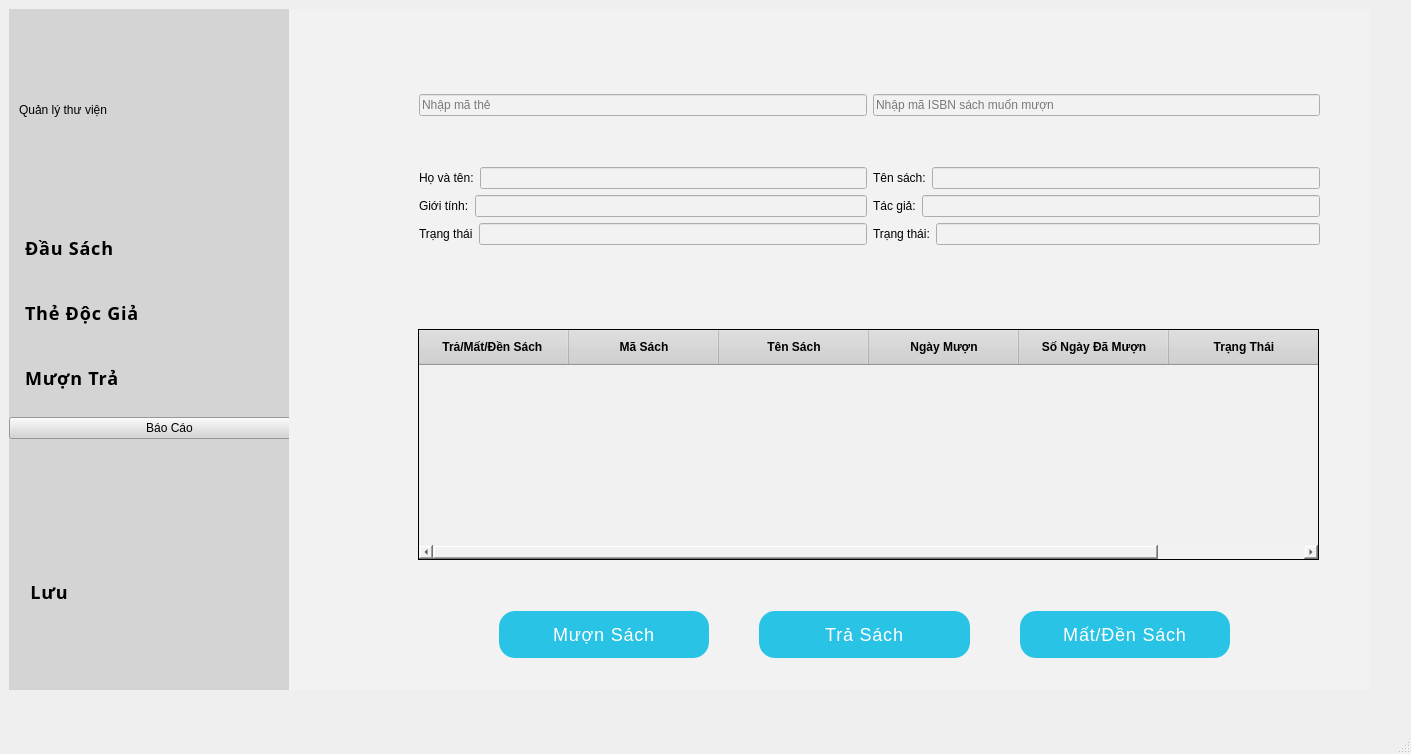
First picture: the form in librarymanage/librarymanagementsystem.ui, repository DTTaze/Qt-Library-Management, before the edit.
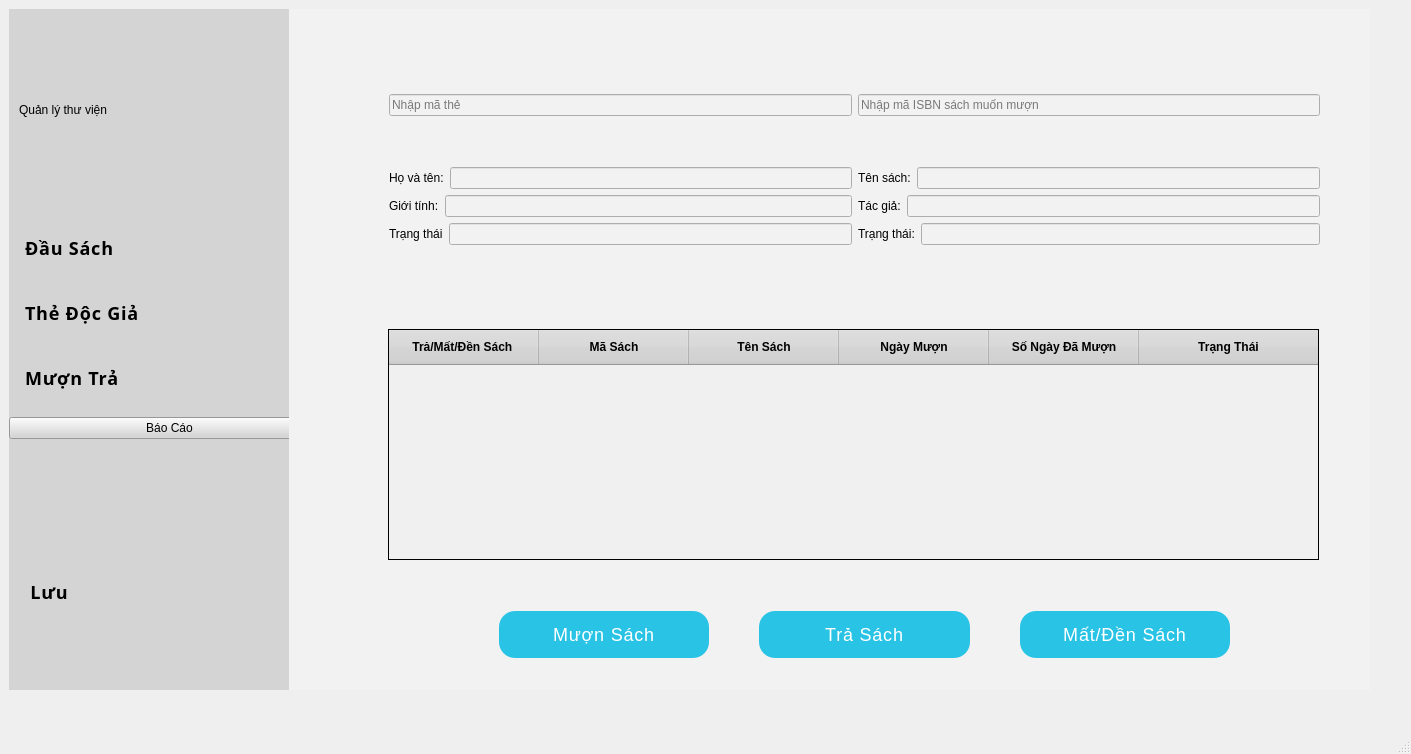
Second picture: the form after the edit. The open tabs and pages were chosen to show the change. Icons and pictures are not drawn.

What changed in the file:
```diff
--- a/librarymanage/librarymanagementsystem.ui
+++ b/librarymanage/librarymanagementsystem.ui
@@ -1074,9 +1074,9 @@
            <widget class="QTableWidget" name="tableWidget_muonTra">
             <property name="geometry">
              <rect>
-              <x>119</x>
+              <x>89</x>
               <y>310</y>
-              <width>901</width>
+              <width>931</width>
               <height>231</height>
              </rect>
             </property>
@@ -1298,9 +1298,9 @@
            <widget class="QWidget" name="layoutWidget">
             <property name="geometry">
              <rect>
-              <x>120</x>
+              <x>90</x>
               <y>30</y>
-              <width>901</width>
+              <width>931</width>
               <height>241</height>
              </rect>
             </property>
```
Left out of the diff: 7 changed lines with no effect on the pictures.
